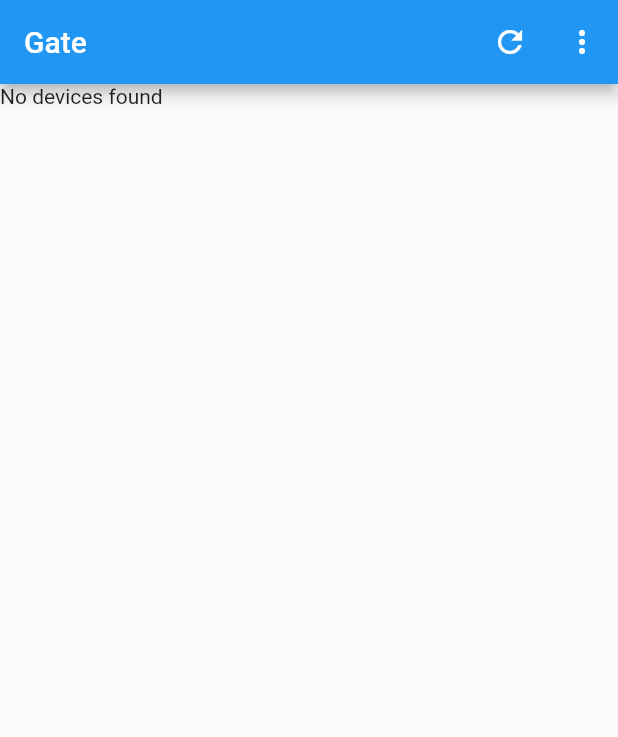
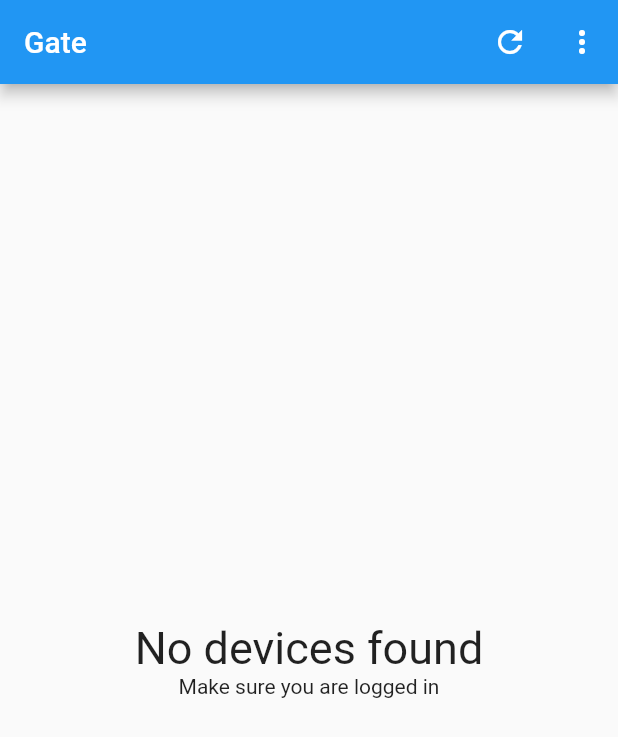
Before and after one commit to ndomx/Gate, a Flutter app: the screen it shows after launch, on a phone screen of 412 x 824 dp. Shown: the top 737 px of the screen. Run offline on Flutter 3.47's test engine with Material 2 defaults, Android fonts, the phone set to English and light mode, and no system bars; our stand-ins replace flutter_secure_storage, local_auth, shared_preferences, sqflite; accounts and stored records are empty.

Commit message:
ui adjustments

```diff
--- a/clients/flutter_client/lib/src/views/home_view.dart
+++ b/clients/flutter_client/lib/src/views/home_view.dart
@@ -2,7 +2,7 @@ import 'package:flutter/material.dart';
 import 'package:flutter_client/src/controllers/devices_controller.dart';
 import 'package:flutter_client/src/viewmodels/device_viewmodel.dart';
 import 'package:flutter_client/src/widgets/devices_view.dart';
-import 'package:flutter_client/src/widgets/home_default_view.dart';
+import 'package:flutter_client/src/widgets/home_empty_view.dart';
 import 'package:flutter_client/src/views/login_view.dart';
 import 'package:flutter_client/src/views/settings_view.dart';
 
@@ -58,20 +58,20 @@ class _HomeViewState extends State<HomeView> {
         builder: (context, snapshot) {
           switch (snapshot.connectionState) {
             case ConnectionState.waiting:
-              return const HomeDefaultView(message: 'Loading...');
+              return const HomeEmptyView(title: 'Loading...', secondary: '',);
 
             case ConnectionState.done:
               if (snapshot.hasError) {
-                return const HomeDefaultView(message: 'Error loading devices');
+                return const HomeEmptyView(title: 'Error loading devices', secondary: 'Try again later or contact the platform admin',);
               }
 
               final devices = snapshot.data;
               if (devices == null) {
-                return const HomeDefaultView(message: 'Error loading devices');
+                return const HomeEmptyView(title: 'Error loading devices', secondary: 'Try again later or contact the platform admin',);
               }
 
               if (devices.isEmpty) {
-                return const HomeDefaultView(message: 'No devices found');
+                return const HomeEmptyView(title: 'No devices found', secondary: 'Make sure you are logged in',);
               }
 
               return DevicesView(
@@ -80,7 +80,7 @@ class _HomeViewState extends State<HomeView> {
               );
 
             default:
-              return const HomeDefaultView(message: 'Loading...');
+              return const HomeEmptyView(title: 'Loading...', secondary: '',);
           }
         },
       ),
--- a/clients/flutter_client/lib/src/widgets/home_default_view.dart
+++ /dev/null
@@ -1,12 +0,0 @@
-import 'package:flutter/material.dart';
-
-class HomeDefaultView extends StatelessWidget {
-  const HomeDefaultView({super.key, required this.message});
-
-  final String message;
-
-  @override
-  Widget build(BuildContext context) {
-    return Text(message);
-  }
-}
--- /dev/null
+++ b/clients/flutter_client/lib/src/widgets/home_empty_view.dart
@@ -0,0 +1,28 @@
+import 'package:flutter/material.dart';
+
+class HomeEmptyView extends StatelessWidget {
+  const HomeEmptyView(
+      {super.key, required this.title, required this.secondary});
+
+  final String title;
+  final String secondary;
+
+  @override
+  Widget build(BuildContext context) {
+    return Column(
+      mainAxisAlignment: MainAxisAlignment.center,
+      crossAxisAlignment: CrossAxisAlignment.stretch,
+      children: [
+        Text(
+          title,
+          style: const TextStyle(fontSize: 30),
+          textAlign: TextAlign.center,
+        ),
+        Text(
+          secondary,
+          textAlign: TextAlign.center,
+        )
+      ],
+    );
+  }
+}
```
